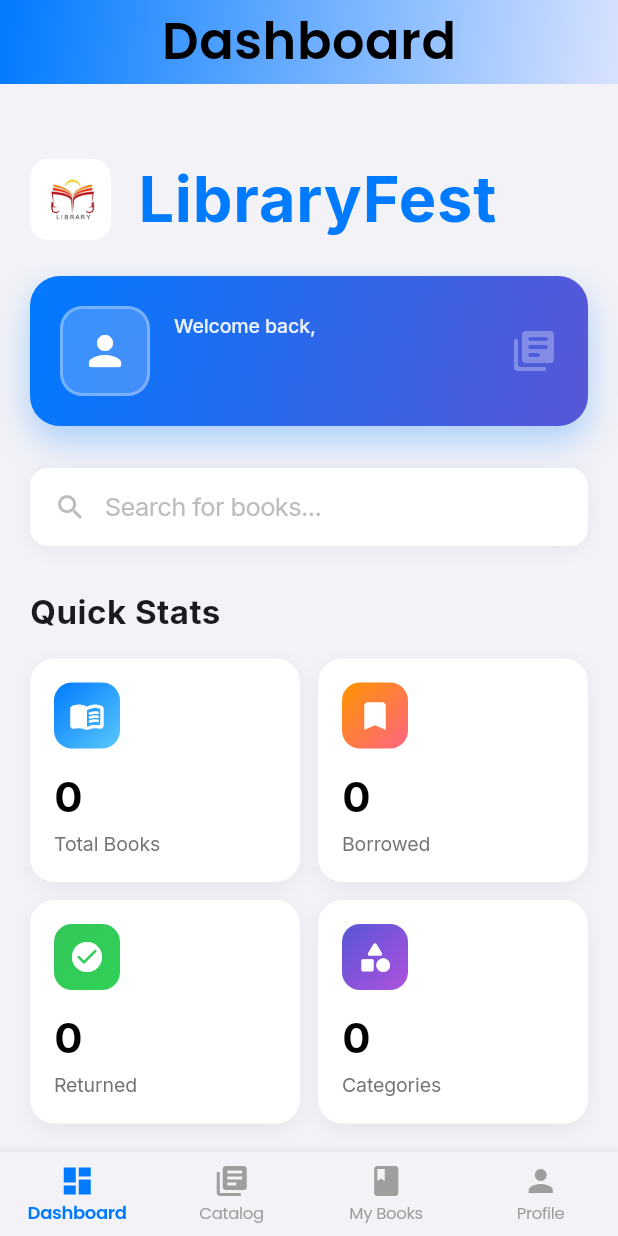
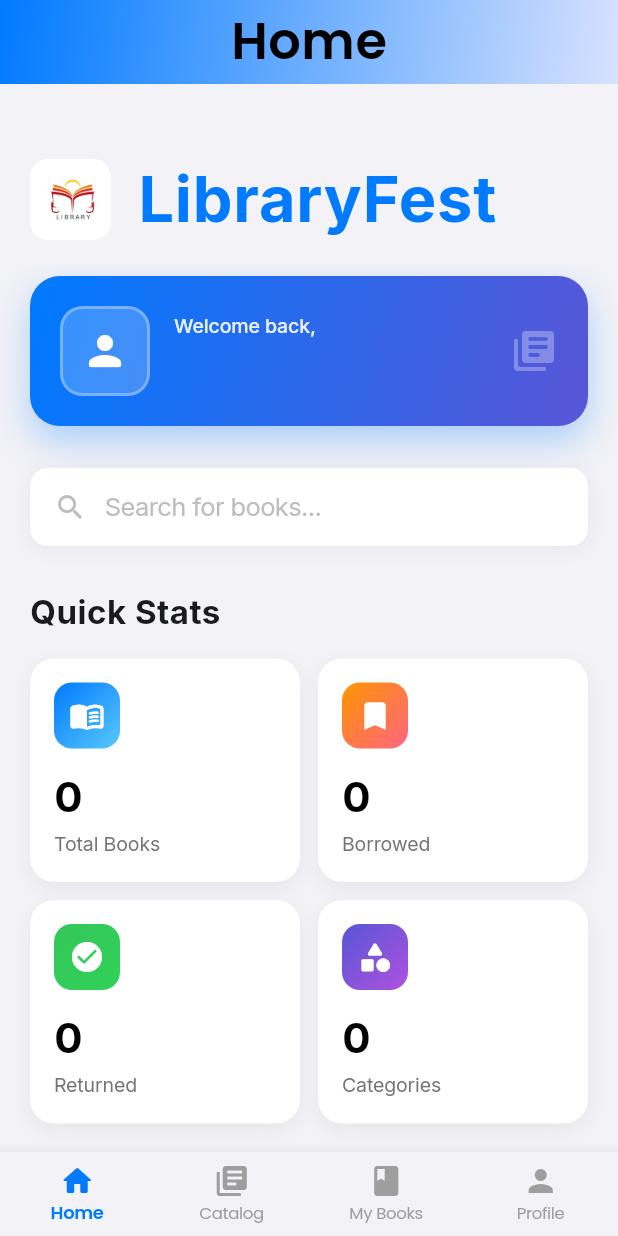
Before and after one commit to sasindu26/LibraryFest, a Flutter app: the screen it shows once a user with an empty profile is signed in, on a phone screen of 412 x 824 dp. Run offline on Flutter 3.47's test engine with Material 3 defaults, Android fonts, the phone set to English and light mode, and no system bars; our stand-ins replace cloud_firestore, firebase_auth, firebase_core, firebase_storage, google_fonts, google_sign_in and 1 more; accounts and stored records are empty.

Commit message:
fix: added new feactures with improvment of ui

```diff
--- a/lib/screens/dashboard_screen.dart
+++ b/lib/screens/dashboard_screen.dart
@@ -128,7 +128,9 @@ class DashboardScreen extends StatelessWidget {
                               ),
                               const SizedBox(height: 4),
                               Text(
-                                user?.displayName ?? 'Reader',
+                                user?.email?.toLowerCase().contains('admin') ?? false
+                                    ? 'Admin'
+                                    : user?.displayName ?? 'Reader',
                                 style: GoogleFonts.inter(
                                   fontSize: 20,
                                   fontWeight: FontWeight.bold,
@@ -243,6 +245,24 @@ class DashboardScreen extends StatelessWidget {
                               .where('isReturned', isEqualTo: false)
                               .snapshots(),
                           builder: (context, snapshot) {
+                            // Show loading state immediately with 0 or last known value
+                            if (snapshot.connectionState == ConnectionState.waiting && !snapshot.hasData) {
+                              return _IOSStatCard(
+                                icon: Icons.bookmark_rounded,
+                                title: 'Borrowed',
+                                value: '0',
+                                color: const Color(0xFFFF9500),
+                                gradientColors: const [Color(0xFFFF9500), Color(0xFFFF6482)],
+                                onTap: () {
+                                  Navigator.push(
+                                    context,
+                                    MaterialPageRoute(
+                                      builder: (context) => const CurrentBorrowedScreen(),
+                                    ),
+                                  );
+                                },
+                              );
+                            }
                             // Only count approved books
                             final approvedBooks = snapshot.data?.docs.where((doc) {
                               final data = doc.data() as Map<String, dynamic>?;
@@ -283,6 +303,24 @@ class DashboardScreen extends StatelessWidget {
                               .where('isReturned', isEqualTo: true)
                               .snapshots(),
                           builder: (context, snapshot) {
+                            // Show loading state immediately with 0
+                            if (snapshot.connectionState == ConnectionState.waiting && !snapshot.hasData) {
+                              return _IOSStatCard(
+                                icon: Icons.check_circle_rounded,
+                                title: 'Returned',
+                                value: '0',
+                                color: const Color(0xFF34C759),
+                                gradientColors: const [Color(0xFF34C759), Color(0xFF30D158)],
+                                onTap: () {
+                                  Navigator.push(
+                                    context,
+                                    MaterialPageRoute(
+                                      builder: (context) => const BorrowingHistoryScreen(),
+                                    ),
+                                  );
+                                },
+                              );
+                            }
                             final count = snapshot.data?.docs.length ?? 0;
                             return _IOSStatCard(
                               icon: Icons.check_circle_rounded,
--- a/lib/screens/home_screen.dart
+++ b/lib/screens/home_screen.dart
@@ -49,7 +49,7 @@ class _HomeScreenState extends State<HomeScreen> {
     final user = FirebaseAuth.instance.currentUser;
 
     final List<String> titles = [
-      'Dashboard',
+      'Home',
       'Catalog',
       'My Books',
       if (_isAdmin) 'Admin',
@@ -104,8 +104,8 @@ class _HomeScreenState extends State<HomeScreen> {
         unselectedLabelStyle: GoogleFonts.poppins(fontSize: 11),
         items: [
           const BottomNavigationBarItem(
-            icon: Icon(Icons.dashboard),
-            label: 'Dashboard',
+            icon: Icon(Icons.home_rounded),
+            label: 'Home',
           ),
           const BottomNavigationBarItem(
             icon: Icon(Icons.library_books),
```
Also changed, not shown: lib/screens/borrowing_history_screen.dart (+81 -16 lines), lib/screens/favorites_screen.dart (+14 -10 lines).
